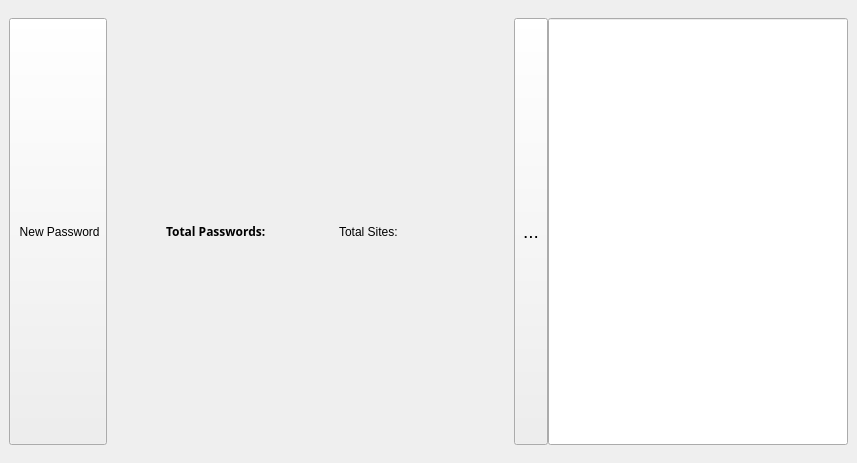
Before: the Qt Designer form GUI/tabletab.ui in pouyace/Password-Keeper, drawn with Qt 5.
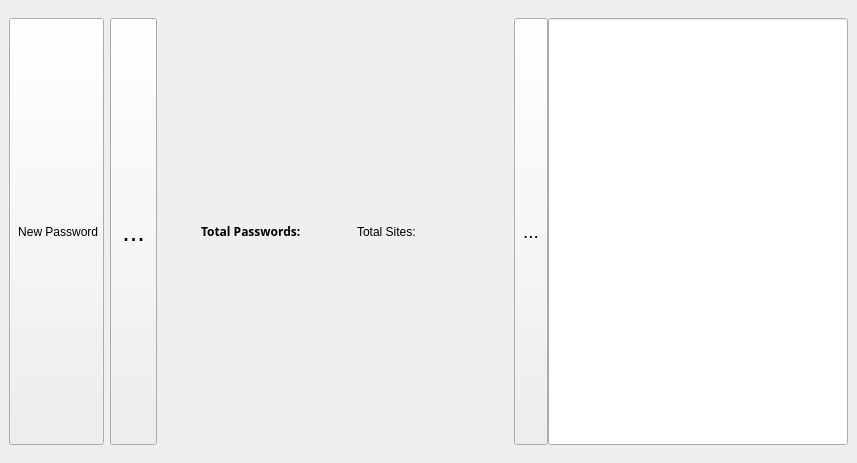
After: the same form once the commit is applied. Icons and pictures are not drawn.

```diff
--- a/GUI/tabletab.ui
+++ b/GUI/tabletab.ui
@@ -113,6 +113,19 @@
               </property>
              </widget>
             </item>
+            <item>
+             <widget class="QToolButton" name="toolButton">
+              <property name="sizePolicy">
+               <sizepolicy hsizetype="Preferred" vsizetype="Preferred">
+                <horstretch>0</horstretch>
+                <verstretch>0</verstretch>
+               </sizepolicy>
+              </property>
+              <property name="text">
+               <string>...</string>
+              </property>
+             </widget>
+            </item>
            </layout>
           </widget>
          </item>
```
